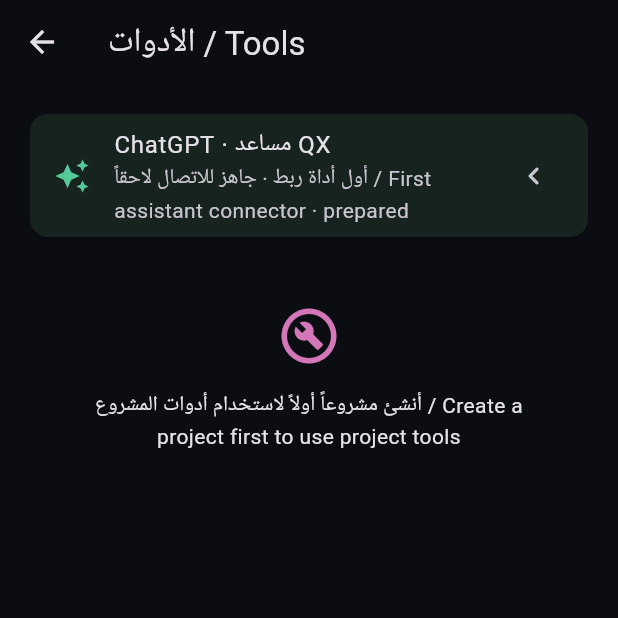
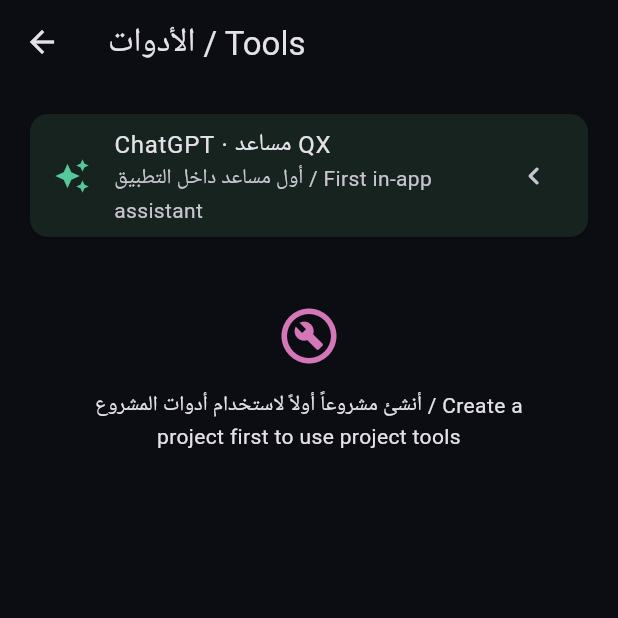
Before and after one commit to alisrm73/QX-Project, a Flutter app: the ToolsPage screen opened directly, on a phone screen of 412 x 824 dp, the top half of it. Run offline on Flutter 3.47's test engine with Material 3 defaults, Android fonts, the phone set to English and light mode, and no system bars; our stand-ins replace flutter_secure_storage, webview_flutter; accounts and stored records are empty.

Commit message:
ui: identify ChatGPT as in-app assistant

```diff
--- a/lib/screens/tools_page.dart
+++ b/lib/screens/tools_page.dart
@@ -413,7 +413,7 @@ class _ChatGptConnectorCard extends StatelessWidget {
         child: ListTile(
           leading: const Icon(Icons.auto_awesome, color: Color(0xFF55C99A)),
           title: const Text('ChatGPT · مساعد QX'),
-          subtitle: const Text('أول أداة ربط · جاهز للاتصال لاحقاً / First assistant connector · prepared'),
+          subtitle: const Text('أول مساعد داخل التطبيق / First in-app assistant'),
           trailing: const Icon(Icons.chevron_left_rounded),
           onTap: () => Navigator.of(context).push(
             MaterialPageRoute<void>(
```
